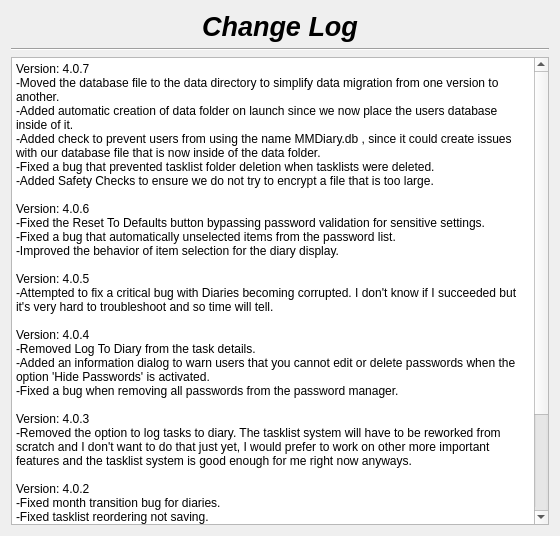
First picture: the form in changelog.ui, repository therealMaPMaKeR/MMDiary, before the edit.
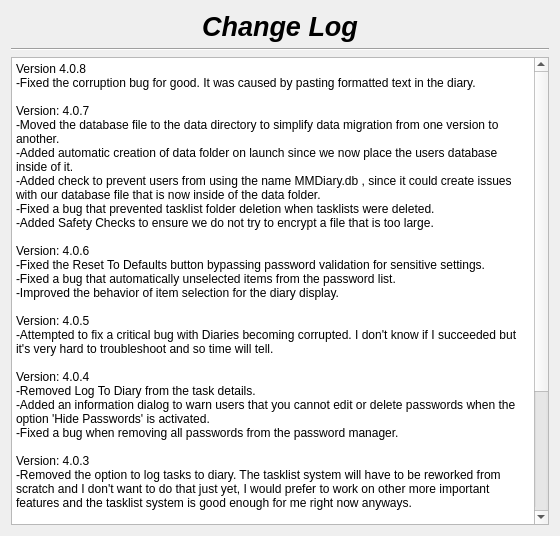
Second picture: the form after the edit.

What changed in the file:
```diff
--- a/changelog.ui
+++ b/changelog.ui
@@ -55,6 +55,8 @@
 li.unchecked::marker { content: &quot;\2610&quot;; }
 li.checked::marker { content: &quot;\2612&quot;; }
 &lt;/style&gt;&lt;/head&gt;&lt;body style=&quot; font-family:'Segoe UI'; font-size:9pt; font-weight:400; font-style:normal;&quot;&gt;
+&lt;p style=&quot; margin-top:0px; margin-bottom:0px; margin-left:0px; margin-right:0px; -qt-block-indent:0; text-indent:0px;&quot;&gt;Version 4.0.8&lt;br /&gt;-Fixed the corruption bug for good. It was caused by pasting formatted text in the diary.&lt;/p&gt;
+&lt;p style=&quot;-qt-paragraph-type:empty; margin-top:0px; margin-bottom:0px; margin-left:0px; margin-right:0px; -qt-block-indent:0; text-indent:0px;&quot;&gt;&lt;br /&gt;&lt;/p&gt;
 &lt;p style=&quot; margin-top:0px; margin-bottom:0px; margin-left:0px; margin-right:0px; -qt-block-indent:0; text-indent:0px;&quot;&gt;Version: 4.0.7&lt;br /&gt;-Moved the database file to the data directory to simplify data migration from one version to another.&lt;/p&gt;
 &lt;p style=&quot; margin-top:0px; margin-bottom:0px; margin-left:0px; margin-right:0px; -qt-block-indent:0; text-indent:0px;&quot;&gt;-Added automatic creation of data folder on launch since we now place the users database inside of it.&lt;br /&gt;-Added check to prevent users from using the name MMDiary.db , since it could create issues with our database file that is now inside of the data folder.&lt;/p&gt;
 &lt;p style=&quot; margin-top:0px; margin-bottom:0px; margin-left:0px; margin-right:0px; -qt-block-indent:0; text-indent:0px;&quot;&gt;-Fixed a bug that prevented tasklist folder deletion when tasklists were deleted.&lt;/p&gt;
```
